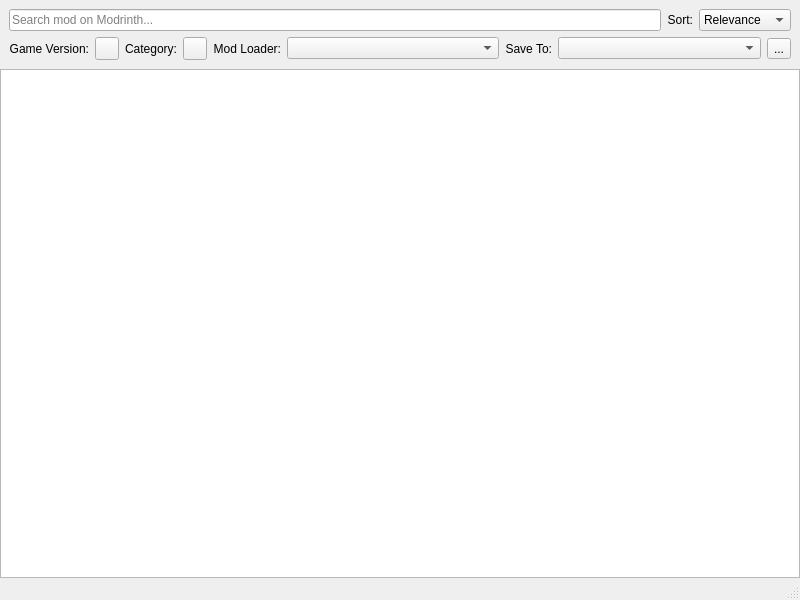
This is src/ui/modrinth/modrinthmodbrowser.ui in kaniol-lck/modmanager as Qt 5 draws it before an edit. The edited form follows.
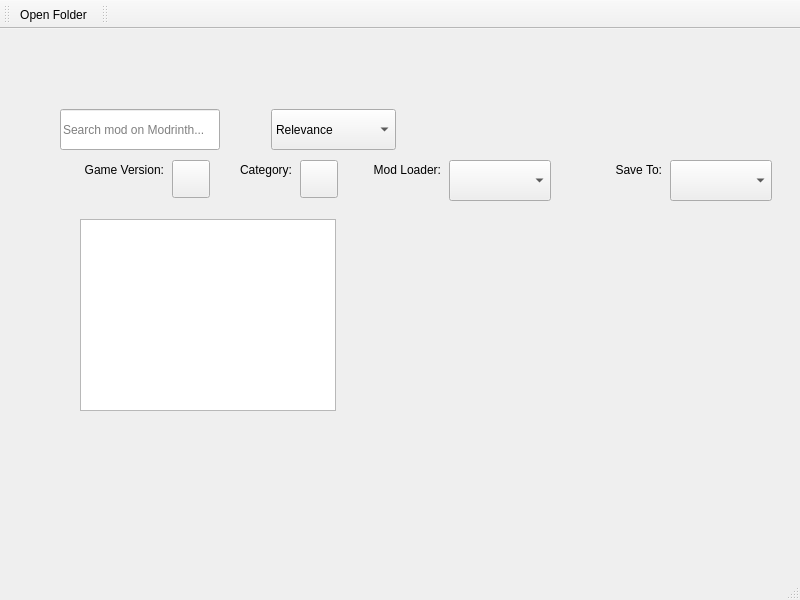
This is the edited form. Icons and pictures are not drawn.

What changed in the file:
```diff
--- a/src/ui/modrinth/modrinthmodbrowser.ui
+++ b/src/ui/modrinth/modrinthmodbrowser.ui
@@ -14,79 +14,45 @@
    <string>MainWindow</string>
   </property>
   <widget class="QWidget" name="centralwidget">
-   <layout class="QGridLayout" name="gridLayout_2">
-    <property name="leftMargin">
-     <number>0</number>
+   <widget class="QListView" name="modListView">
+    <property name="geometry">
+     <rect>
+      <x>80</x>
+      <y>190</y>
+      <width>256</width>
+      <height>192</height>
+     </rect>
     </property>
-    <property name="topMargin">
-     <number>0</number>
+    <property name="verticalScrollMode">
+     <enum>QAbstractItemView::ScrollPerPixel</enum>
     </property>
-    <property name="rightMargin">
-     <number>0</number>
+   </widget>
+   <widget class="QLineEdit" name="searchText">
+    <property name="geometry">
+     <rect>
+      <x>60</x>
+      <y>80</y>
+      <width>160</width>
+      <height>41</height>
+     </rect>
     </property>
-    <property name="bottomMargin">
-     <number>0</number>
+    <property name="placeholderText">
+     <string>Search mod on Modrinth...</string>
     </property>
-    <property name="spacing">
-     <number>0</number>
+    <property name="clearButtonEnabled">
+     <bool>true</bool>
     </property>
-    <item row="0" column="0">
-     <widget class="QWidget" name="widget" native="true">
-      <layout class="QGridLayout" name="gridLayout">
-       <item row="1" column="0">
-        <layout class="QHBoxLayout" name="horizontalLayout_2">
-         <item>
-          <widget class="QLabel" name="label">
-           <property name="sizePolicy">
-            <sizepolicy hsizetype="Minimum" vsizetype="Preferred">
-             <horstretch>0</horstretch>
-             <verstretch>0</verstretch>
-            </sizepolicy>
-           </property>
-           <property name="text">
-            <string>Game Version:</string>
-           </property>
-           <property name="alignment">
-            <set>Qt::AlignRight|Qt::AlignTrailing|Qt::AlignVCenter</set>
-           </property>
-          </widget>
-         </item>
-         <item>
+   </widget>
           <widget class="QToolButton" name="versionSelectButton">
-           <property name="text">
-            <string/>
-           </property>
-           <property name="popupMode">
-            <enum>QToolButton::InstantPopup</enum>
-           </property>
-           <property name="toolButtonStyle">
-            <enum>Qt::ToolButtonTextBesideIcon</enum>
-           </property>
-          </widget>
-         </item>
-        </layout>
-       </item>
-       <item row="1" column="1">
-        <layout class="QHBoxLayout" name="horizontalLayout_3">
-         <item>
-          <widget class="QLabel" name="label_5">
-           <property name="sizePolicy">
-            <sizepolicy hsizetype="Minimum" vsizetype="Preferred">
-             <horstretch>0</horstretch>
-             <verstretch>0</verstretch>
-            </sizepolicy>
-           </property>
+    <property name="geometry">
+     <rect>
+      <x>172</x>
+      <y>131</y>
+      <width>38</width>
+      <height>38</height>
+     </rect>
+    </property>
            <property name="text">
-            <string>Category:</string>
-           </property>
-           <property name="alignment">
-            <set>Qt::AlignRight|Qt::AlignTrailing|Qt::AlignVCenter</set>
-           </property>
-          </widget>
-         </item>
-         <item>
-          <widget class="QToolButton" name="categorySelectButton">
-           <property name="text">
             <string/>
            </property>
            <property name="popupMode">
@@ -96,13 +62,15 @@
             <enum>Qt::ToolButtonTextBesideIcon</enum>
            </property>
           </widget>
-         </item>
-        </layout>
-       </item>
-       <item row="1" column="2">
-        <layout class="QHBoxLayout" name="horizontalLayout_4">
-         <item>
           <widget class="QLabel" name="label_3">
+    <property name="geometry">
+     <rect>
+      <x>348</x>
+      <y>131</y>
+      <width>93</width>
+      <height>19</height>
+     </rect>
+    </property>
            <property name="sizePolicy">
             <sizepolicy hsizetype="Minimum" vsizetype="Preferred">
              <horstretch>0</horstretch>
@@ -116,23 +84,59 @@
             <set>Qt::AlignRight|Qt::AlignTrailing|Qt::AlignVCenter</set>
            </property>
           </widget>
-         </item>
-         <item>
-          <widget class="QComboBox" name="loaderSelect">
+   <widget class="QLabel" name="label_5">
+    <property name="geometry">
+     <rect>
+      <x>220</x>
+      <y>131</y>
+      <width>72</width>
+      <height>19</height>
+     </rect>
+    </property>
            <property name="sizePolicy">
-            <sizepolicy hsizetype="Expanding" vsizetype="Fixed">
+     <sizepolicy hsizetype="Minimum" vsizetype="Preferred">
              <horstretch>0</horstretch>
              <verstretch>0</verstretch>
             </sizepolicy>
            </property>
-          </widget>
-         </item>
-        </layout>
-       </item>
-       <item row="1" column="3">
-        <layout class="QHBoxLayout" name="horizontalLayout_5">
-         <item>
+    <property name="text">
+     <string>Category:</string>
+    </property>
+    <property name="alignment">
+     <set>Qt::AlignRight|Qt::AlignTrailing|Qt::AlignVCenter</set>
+    </property>
+   </widget>
+   <widget class="QLabel" name="label">
+    <property name="geometry">
+     <rect>
+      <x>60</x>
+      <y>131</y>
+      <width>104</width>
+      <height>19</height>
+     </rect>
+    </property>
+    <property name="sizePolicy">
+     <sizepolicy hsizetype="Minimum" vsizetype="Preferred">
+      <horstretch>0</horstretch>
+      <verstretch>0</verstretch>
+     </sizepolicy>
+    </property>
+    <property name="text">
+     <string>Game Version:</string>
+    </property>
+    <property name="alignment">
+     <set>Qt::AlignRight|Qt::AlignTrailing|Qt::AlignVCenter</set>
+    </property>
+   </widget>
           <widget class="QLabel" name="label_4">
+    <property name="geometry">
+     <rect>
+      <x>602</x>
+      <y>131</y>
+      <width>60</width>
+      <height>19</height>
+     </rect>
+    </property>
            <property name="sizePolicy">
             <sizepolicy hsizetype="Minimum" vsizetype="Preferred">
              <horstretch>0</horstretch>
@@ -146,9 +150,15 @@
             <set>Qt::AlignRight|Qt::AlignTrailing|Qt::AlignVCenter</set>
            </property>
           </widget>
-         </item>
-         <item>
           <widget class="QComboBox" name="downloadPathSelect">
+    <property name="geometry">
+     <rect>
+      <x>670</x>
+      <y>131</y>
+      <width>102</width>
+      <height>41</height>
+     </rect>
+    </property>
            <property name="sizePolicy">
             <sizepolicy hsizetype="Expanding" vsizetype="Fixed">
              <horstretch>0</horstretch>
@@ -156,44 +166,15 @@
             </sizepolicy>
            </property>
           </widget>
-         </item>
-         <item>
-          <widget class="QToolButton" name="openFolderButton">
-           <property name="text">
-            <string>...</string>
-           </property>
-           <property name="icon">
-            <iconset theme="folder">
-             <normaloff>.</normaloff>.</iconset>
-           </property>
-          </widget>
-         </item>
-        </layout>
-       </item>
-       <item row="0" column="0" colspan="4">
-        <layout class="QHBoxLayout" name="horizontalLayout">
-         <item>
-          <widget class="QLineEdit" name="searchText">
-           <property name="placeholderText">
-            <string>Search mod on Modrinth...</string>
-           </property>
-           <property name="clearButtonEnabled">
-            <bool>true</bool>
-           </property>
-          </widget>
-         </item>
-         <item>
-          <widget class="QLabel" name="label_2">
-           <property name="text">
-            <string>Sort:</string>
-           </property>
-           <property name="alignment">
-            <set>Qt::AlignRight|Qt::AlignTrailing|Qt::AlignVCenter</set>
-           </property>
-          </widget>
-         </item>
-         <item>
           <widget class="QComboBox" name="sortSelect">
+    <property name="geometry">
+     <rect>
+      <x>271</x>
+      <y>80</y>
+      <width>125</width>
+      <height>41</height>
+     </rect>
+    </property>
            <item>
             <property name="text">
              <string>Relevance</string>
@@ -215,20 +196,41 @@
             </property>
            </item>
           </widget>
-         </item>
-        </layout>
-       </item>
-      </layout>
-     </widget>
-    </item>
-    <item row="1" column="0">
-     <widget class="QListView" name="modListView">
-      <property name="verticalScrollMode">
-       <enum>QAbstractItemView::ScrollPerPixel</enum>
-      </property>
-     </widget>
-    </item>
-   </layout>
+   <widget class="QComboBox" name="loaderSelect">
+    <property name="geometry">
+     <rect>
+      <x>449</x>
+      <y>131</y>
+      <width>102</width>
+      <height>41</height>
+     </rect>
+    </property>
+    <property name="sizePolicy">
+     <sizepolicy hsizetype="Expanding" vsizetype="Fixed">
+      <horstretch>0</horstretch>
+      <verstretch>0</verstretch>
+     </sizepolicy>
+    </property>
+   </widget>
+   <widget class="QToolButton" name="categorySelectButton">
+    <property name="geometry">
+     <rect>
+      <x>300</x>
+      <y>131</y>
+      <width>38</width>
+      <height>38</height>
+     </rect>
+    </property>
+    <property name="text">
+     <string/>
+    </property>
+    <property name="popupMode">
+     <enum>QToolButton::InstantPopup</enum>
+    </property>
+    <property name="toolButtonStyle">
+     <enum>Qt::ToolButtonTextBesideIcon</enum>
+    </property>
+   </widget>
   </widget>
   <widget class="QMenuBar" name="menubar">
    <property name="geometry">
@@ -241,6 +243,44 @@
    </property>
   </widget>
   <widget class="QStatusBar" name="statusbar"/>
+  <widget class="QToolBar" name="toolBar">
+   <property name="windowTitle">
+    <string>toolBar</string>
+   </property>
+   <property name="toolButtonStyle">
+    <enum>Qt::ToolButtonTextBesideIcon</enum>
+   </property>
+   <attribute name="toolBarArea">
+    <enum>TopToolBarArea</enum>
+   </attribute>
+   <attribute name="toolBarBreak">
+    <bool>true</bool>
+   </attribute>
+   <addaction name="actionOpen_Folder"/>
+  </widget>
+  <widget class="QToolBar" name="searchBar">
+   <property name="windowTitle">
+    <string>toolBar_2</string>
+   </property>
+   <property name="toolButtonStyle">
+    <enum>Qt::ToolButtonTextBesideIcon</enum>
+   </property>
+   <attribute name="toolBarArea">
+    <enum>TopToolBarArea</enum>
+   </attribute>
+   <attribute name="toolBarBreak">
+    <bool>false</bool>
+   </attribute>
+  </widget>
+  <action name="actionOpen_Folder">
+   <property name="icon">
+    <iconset theme="folder">
+     <normaloff>.</normaloff>.</iconset>
+   </property>
+   <property name="text">
+    <string>Open Folder</string>
+   </property>
+  </action>
  </widget>
  <resources/>
  <connections/>
```
Lines whose indentation alone changed are shown as unchanged.
